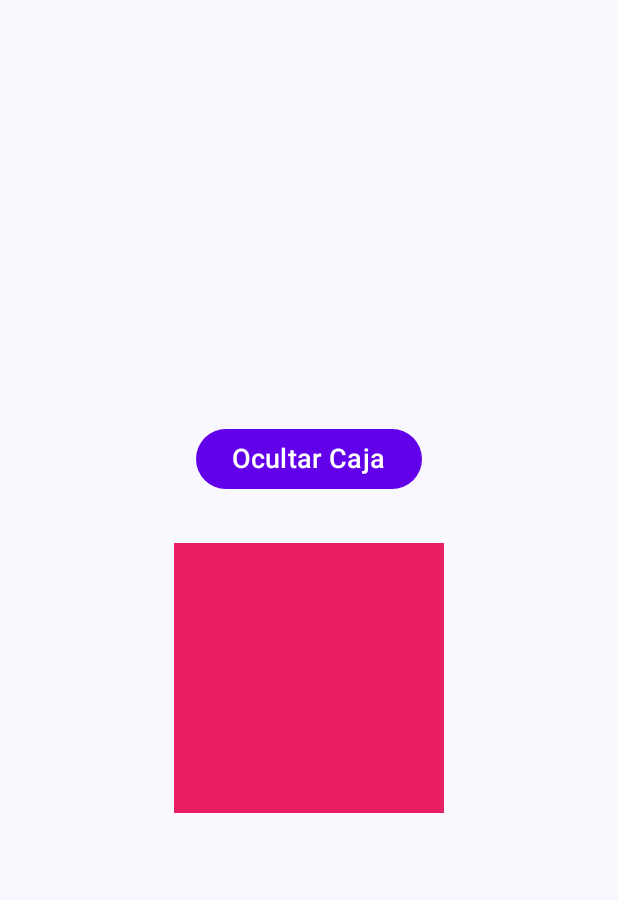
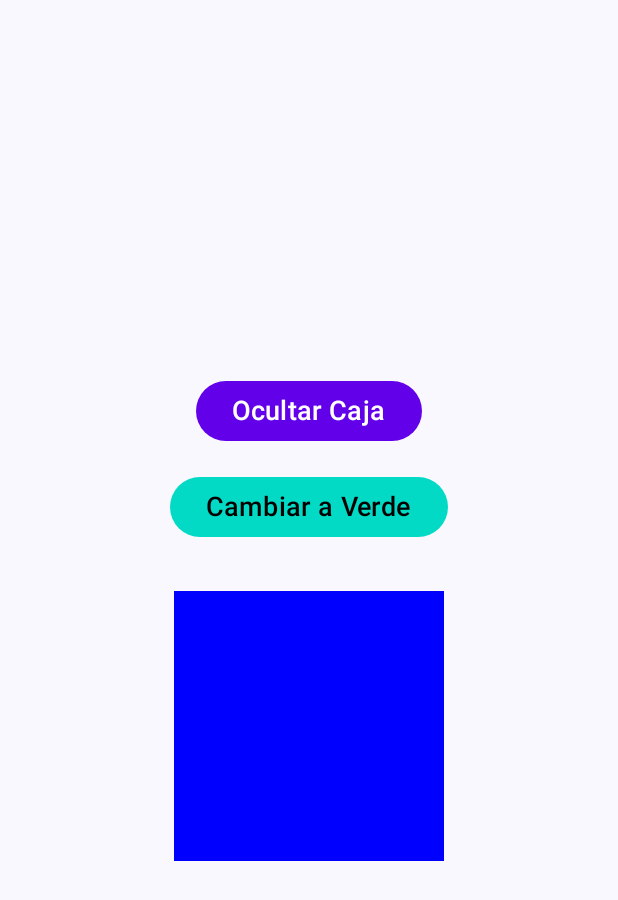
Before and after one commit to albieri765/Lab13Moviles, an Android app built with Jetpack Compose: the screen it shows after launch (MainActivity), after a tap on "Mostrar Caja", on a phone screen of 412 x 824 dp. Shown: the top 900 px of the screen. Run offline under Robolectric (Android 15) with nearby library versions, the phone set to English and light mode, and no system bars.

Commit message:
Segundo Commit: Parte 2 Lab13_Colores

```diff
--- a/app/src/main/java/com/example/animacionvisibledemo/MainActivity.kt
+++ b/app/src/main/java/com/example/animacionvisibledemo/MainActivity.kt
@@ -5,6 +5,7 @@ import androidx.activity.ComponentActivity
 import androidx.activity.compose.setContent
 import androidx.compose.animation.AnimatedVisibility
 import androidx.compose.animation.ExperimentalAnimationApi
+import androidx.compose.animation.animateColorAsState
 import androidx.compose.animation.core.tween
 import androidx.compose.animation.expandIn
 import androidx.compose.animation.fadeIn
@@ -47,6 +48,15 @@ class MainActivity : ComponentActivity() {
 @Composable
 fun CajaAnimadaConEstilo() {
     var visible by remember { mutableStateOf(false) }
+    // Nuevo estado para controlar el cambio de color
+    var isBlue by remember { mutableStateOf(true) }
+
+    // Animación del color
+    val animatedColor by animateColorAsState(
+        targetValue = if (isBlue) Color.Blue else Color.Green,
+        animationSpec = tween(durationMillis = 1000) // Puedes cambiar a spring() para experimentar
+        // animationSpec = spring(stiffness = Spring.StiffnessLow)
+    )
 
     Column(
         modifier = Modifier
@@ -55,6 +65,7 @@ fun CajaAnimadaConEstilo() {
         horizontalAlignment = Alignment.CenterHorizontally,
         verticalArrangement = Arrangement.Center
     ) {
+        // Botón para mostrar/ocultar la caja
         Button(
             onClick = { visible = !visible },
             colors = ButtonDefaults.buttonColors(containerColor = Color(0xFF6200EA))
@@ -63,6 +74,19 @@ fun CajaAnimadaConEstilo() {
                 text = if (visible) "Ocultar Caja" else "Mostrar Caja",
                 fontSize = 18.sp,
                 color = Color.White
+            )
+        }
+
+        // Nuevo botón para cambiar el color
+        Spacer(modifier = Modifier.height(16.dp))
+        Button(
+            onClick = { isBlue = !isBlue },
+            colors = ButtonDefaults.buttonColors(containerColor = Color(0xFF03DAC6))
+        ) {
+            Text(
+                text = if (isBlue) "Cambiar a Verde" else "Cambiar a Azul",
+                fontSize = 18.sp,
+                color = Color.Black
             )
         }
 
@@ -81,7 +105,6 @@ fun CajaAnimadaConEstilo() {
         ) {
             var rotation by remember { mutableStateOf(0f) }
 
-            // Efecto de rotación adicional cuando aparece
             LaunchedEffect(visible) {
                 if (visible) rotation = 360f else rotation = 0f
             }
@@ -90,7 +113,7 @@ fun CajaAnimadaConEstilo() {
                 modifier = Modifier
                     .size(180.dp)
                     .rotate(rotation)
-                    .background(Color(0xFFE91E63))
+                    .background(animatedColor) // Usamos el color animado aquí
             )
         }
     }
```
